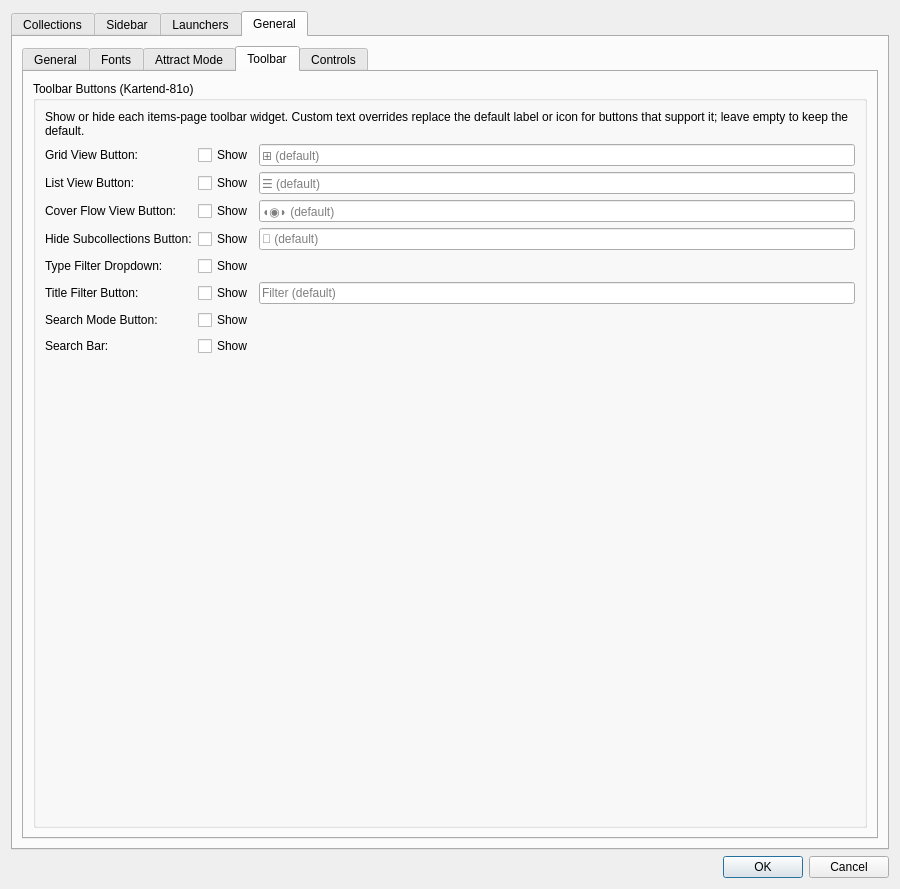
The window that src/ui/dialogs/settingsdialog.ui (EtherAura/Kartend) describes before a commit, drawn with Qt 5.
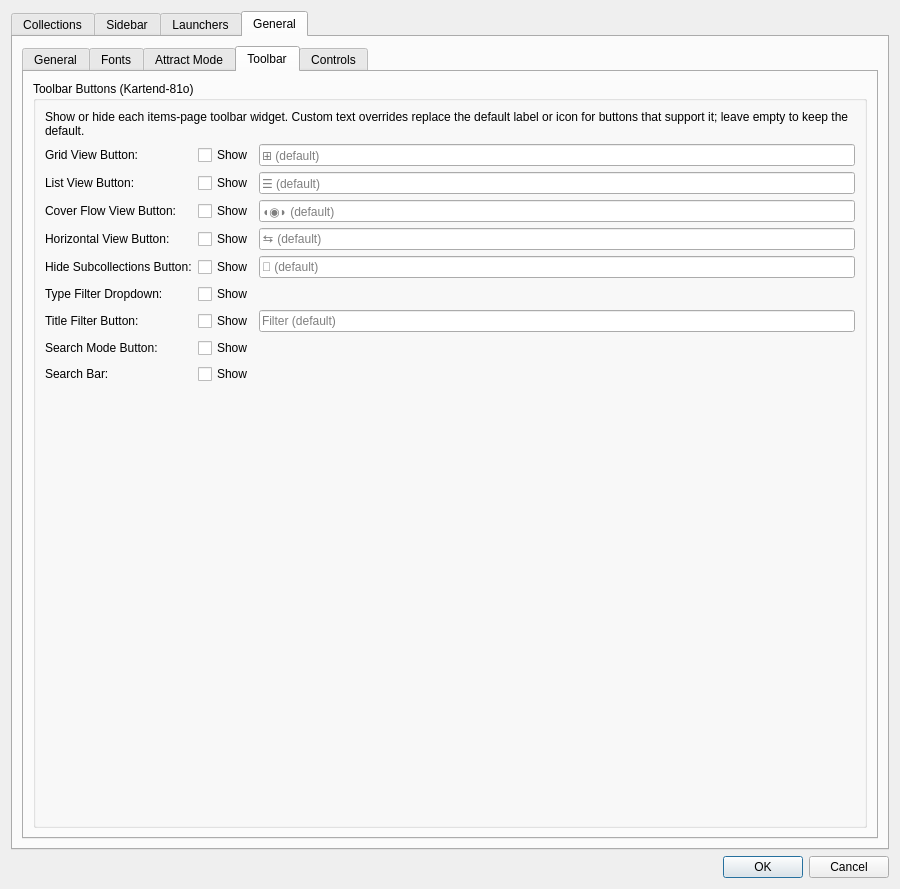
The same window after the commit. The open tabs and pages were chosen to show the change. Icons and pictures are not drawn. Custom widgets are drawn as their Qt base class.

Commit message: feat(view): horizontal scrolling view mode [Kartend-dx9t]

What changed in the file:
```diff
--- a/src/ui/dialogs/settingsdialog.ui
+++ b/src/ui/dialogs/settingsdialog.ui
@@ -2555,11 +2555,31 @@
                  </layout>
                 </item>
                 <item row="3" column="0">
+                 <widget class="QLabel" name="toolbarHorizontalViewLabel">
+                  <property name="text"><string>Horizontal View Button:</string></property>
+                 </widget>
+                </item>
+                <item row="3" column="1">
+                 <layout class="QHBoxLayout" name="toolbarHorizontalViewLayout">
+                  <item>
+                   <widget class="QCheckBox" name="toolbarHorizontalViewVisibleCheckBox">
+                    <property name="text"><string>Show</string></property>
+                   </widget>
+                  </item>
+                  <item>
+                   <widget class="QLineEdit" name="toolbarHorizontalViewTextEdit">
+                    <property name="placeholderText"><string>⇆ (default)</string></property>
+                    <property name="toolTip"><string>Custom label or icon character; leave blank to keep the default.</string></property>
+                   </widget>
+                  </item>
+                 </layout>
+                </item>
+                <item row="4" column="0">
                  <widget class="QLabel" name="toolbarHideSubcollectionsLabel">
                   <property name="text"><string>Hide Subcollections Button:</string></property>
                  </widget>
                 </item>
-                <item row="3" column="1">
+                <item row="4" column="1">
                  <layout class="QHBoxLayout" name="toolbarHideSubcollectionsLayout">
                   <item>
                    <widget class="QCheckBox" name="toolbarHideSubcollectionsVisibleCheckBox">
@@ -2574,22 +2594,22 @@
                   </item>
                  </layout>
                 </item>
-                <item row="4" column="0">
+                <item row="5" column="0">
                  <widget class="QLabel" name="toolbarTypeFilterLabel">
                   <property name="text"><string>Type Filter Dropdown:</string></property>
                  </widget>
                 </item>
-                <item row="4" column="1">
+                <item row="5" column="1">
                  <widget class="QCheckBox" name="toolbarTypeFilterVisibleCheckBox">
                   <property name="text"><string>Show</string></property>
                  </widget>
                 </item>
-                <item row="5" column="0">
+                <item row="6" column="0">
                  <widget class="QLabel" name="toolbarTitleFilterLabel">
                   <property name="text"><string>Title Filter Button:</string></property>
                  </widget>
                 </item>
-                <item row="5" column="1">
+                <item row="6" column="1">
                  <layout class="QHBoxLayout" name="toolbarTitleFilterLayout">
                   <item>
                    <widget class="QCheckBox" name="toolbarTitleFilterVisibleCheckBox">
@@ -2604,22 +2624,22 @@
                   </item>
                  </layout>
                 </item>
-                <item row="6" column="0">
+                <item row="7" column="0">
                  <widget class="QLabel" name="toolbarSearchModeLabel">
                   <property name="text"><string>Search Mode Button:</string></property>
                  </widget>
                 </item>
-                <item row="6" column="1">
+                <item row="7" column="1">
                  <widget class="QCheckBox" name="toolbarSearchModeVisibleCheckBox">
                   <property name="text"><string>Show</string></property>
                  </widget>
                 </item>
-                <item row="7" column="0">
+                <item row="8" column="0">
                  <widget class="QLabel" name="toolbarSearchBarLabel">
                   <property name="text"><string>Search Bar:</string></property>
                  </widget>
                 </item>
-                <item row="7" column="1">
+                <item row="8" column="1">
                  <widget class="QCheckBox" name="toolbarSearchBarVisibleCheckBox">
                   <property name="text"><string>Show</string></property>
                  </widget>
```
Left out of the diff: 25 changed lines with no effect on the pictures. The commit also changes 33 other files.
